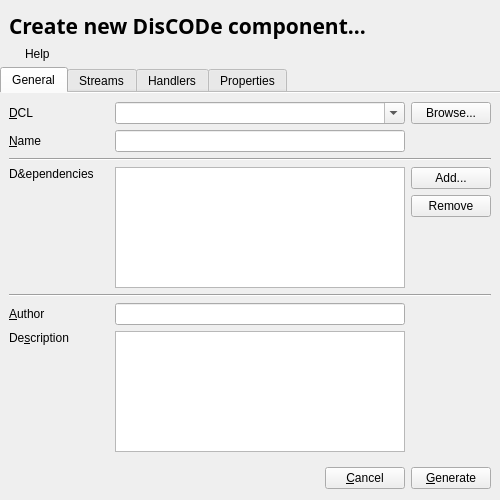
The window that src/Tools/diswizard.ui (maciek-slon/DisCODe) describes before a commit, drawn with Qt 5.
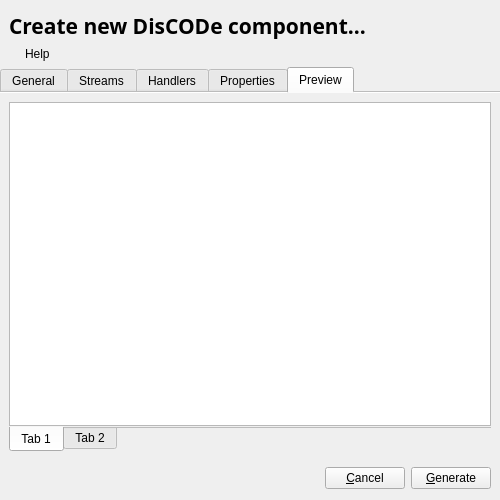
The same window after the commit. The open tabs and pages were chosen to show the change.

Commit message: Property comparison operators

```diff
--- a/src/Tools/diswizard.ui
+++ b/src/Tools/diswizard.ui
@@ -623,6 +623,47 @@
        </item>
       </layout>
      </widget>
+     <widget class="QWidget" name="tab_5">
+      <attribute name="title">
+       <string>Preview</string>
+      </attribute>
+      <layout class="QVBoxLayout" name="verticalLayout_6">
+       <item>
+        <widget class="QTabWidget" name="tabWidget_2">
+         <property name="tabPosition">
+          <enum>QTabWidget::South</enum>
+         </property>
+         <property name="tabShape">
+          <enum>QTabWidget::Rounded</enum>
+         </property>
+         <property name="currentIndex">
+          <number>0</number>
+         </property>
+         <property name="documentMode">
+          <bool>true</bool>
+         </property>
+         <widget class="QWidget" name="tab_6">
+          <attribute name="title">
+           <string>Tab 1</string>
+          </attribute>
+          <layout class="QVBoxLayout" name="verticalLayout_7">
+           <property name="margin">
+            <number>0</number>
+           </property>
+           <item>
+            <widget class="QTextEdit" name="teCpp"/>
+           </item>
+          </layout>
+         </widget>
+         <widget class="QWidget" name="tab_7">
+          <attribute name="title">
+           <string>Tab 2</string>
+          </attribute>
+         </widget>
+        </widget>
+       </item>
+      </layout>
+     </widget>
     </widget>
    </item>
    <item row="6" column="0">
```
Left out of the diff: 10 changed lines with no effect on the pictures. The commit also changes 1 other file.
